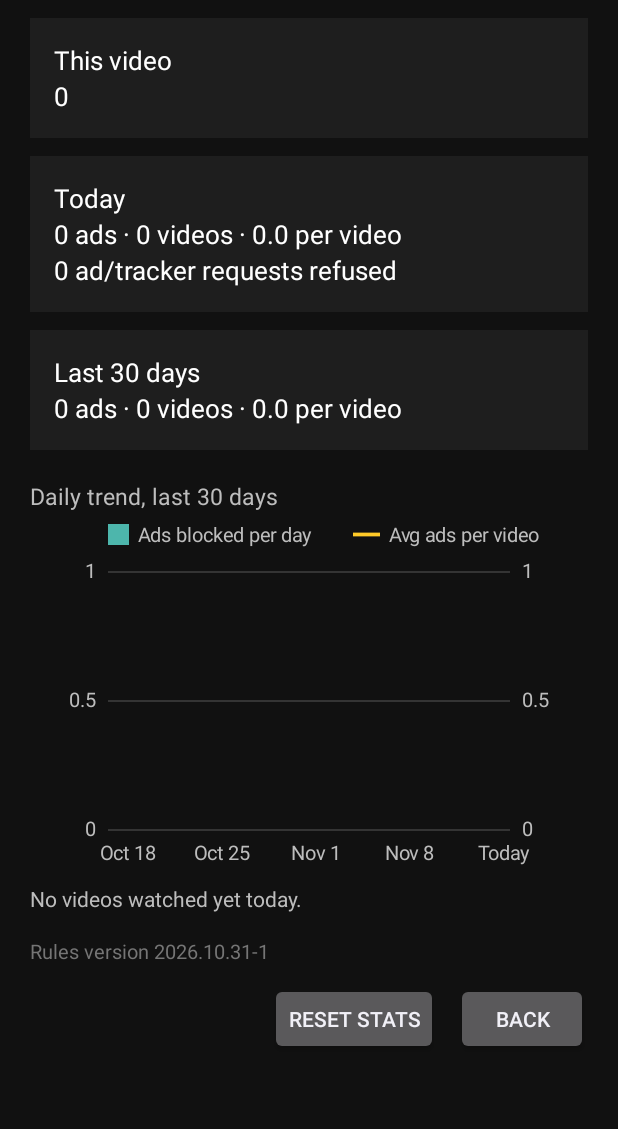
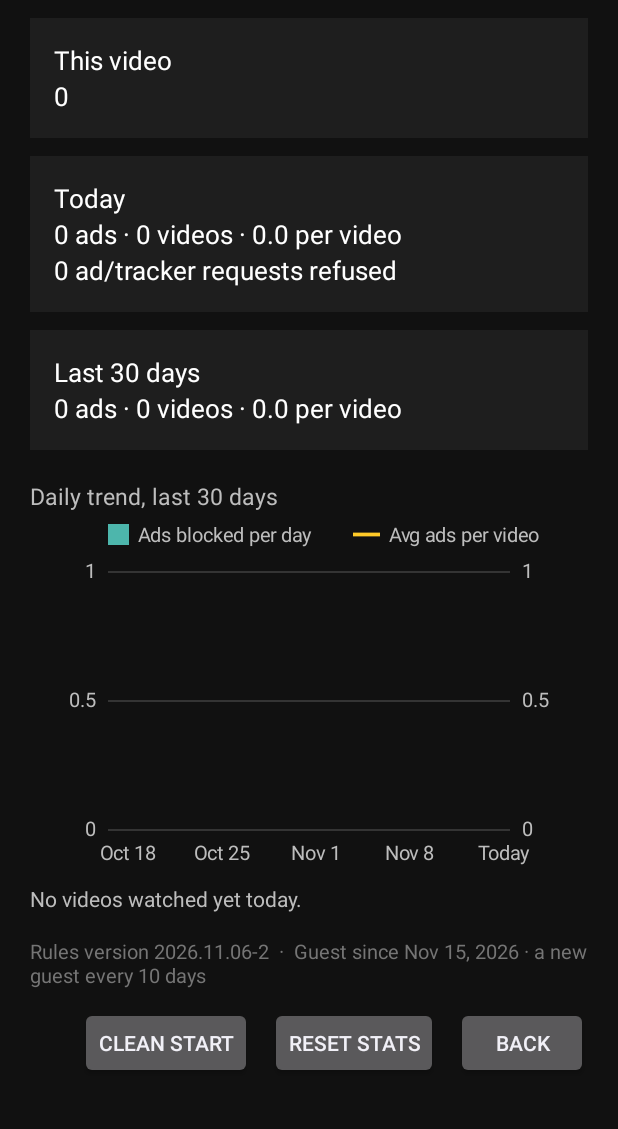
Before and after one commit to srispace1645/tubecleanSource, an Android app: the screen it shows after launch (StatsActivity), after a tap on an icon or button, on a phone screen of 412 x 824 dp, the part 74-1203 px from its top. Run offline under Robolectric (Android 15) with nearby library versions, the phone set to English and light mode, and no system bars.

Commit message:
TubeClean 1.3: keep the YouTube guest for 10 days to avoid the bot check
YouTube asks a brand-new guest to "sign in to confirm you're not a bot"
before some videos, and a new guest on every launch kept hitting that.

- GuestId: YouTube's cookies (the guest ID) are kept between launches;
  everything else is still wiped. A new guest every 10 days, or on
  Clean Start (stats screen)
- A new guest is offered a short first video (newGuestVideo) on Home
- If YouTube asks anyway (botCheckTextPatterns), the app explains and
  goes back

```diff
--- a/app/build.gradle.kts
+++ b/app/build.gradle.kts
@@ -13,8 +13,8 @@ android {
         applicationId = "com.srinath.tubeclean"
         minSdk = 22 // Fire OS 5 (Android 5.1), e.g. the 2015 Fire TV box and 2nd-gen Fire TV Stick
         targetSdk = 35
-        versionCode = 3
-        versionName = "1.2"
+        versionCode = 4
+        versionName = "1.3"
     }
 
     signingConfigs {
--- /dev/null
+++ b/app/src/main/java/com/srinath/tubeclean/GuestId.kt
@@ -0,0 +1,70 @@
+package com.srinath.tubeclean
+
+import org.json.JSONObject
+import java.io.File
+
+/**
+ * YouTube's guest ID (its cookies) is kept between launches. YouTube asks a brand-new guest to
+ * "sign in to confirm you're not a bot" before some videos, and a new guest on every launch kept
+ * hitting that. A new guest starts every [MAX_AGE_DAYS] days, or on Clean Start (stats screen).
+ */
+class GuestId(
+    private val file: File?,
+    private val clock: () -> Long = System::currentTimeMillis,
+) {
+    /** When the current guest started; 0 when there's none yet, or after Clean Start. */
+    var startedAt = 0L
+        private set
+
+    /** The current guest is new and hasn't opened a video yet, so the app suggests a first one. */
+    var suggestFirstVideo = false
+        private set
+
+    init { load() }
+
+    /** True when the guest must be dropped before YouTube loads: none yet, too old, Clean Start, or the clock went back. */
+    fun expired(): Boolean {
+        val age = clock() - startedAt
+        return startedAt <= 0 || age < 0 || age >= MAX_AGE_DAYS * DAY_MS
+    }
+
+    fun startNew() {
+        startedAt = clock()
+        suggestFirstVideo = true
+        save()
+    }
+
+    fun cleanStart() {
+        startedAt = 0
+        save()
+    }
+
+    /** A video was opened, or the suggestion was shown: don't suggest again for this guest. */
+    fun firstVideoDone() {
+        if (!suggestFirstVideo) return
+        suggestFirstVideo = false
+        save()
+    }
+
+    private fun load() {
+        val f = file ?: return
+        if (!f.exists()) return
+        try {
+            val o = JSONObject(f.readText())
+            startedAt = o.optLong("startedAt")
+            suggestFirstVideo = o.optBoolean("suggestFirstVideo")
+        } catch (e: Exception) {
+            startedAt = 0 // unreadable: start a new guest
+        }
+    }
+
+    private fun save() {
+        val f = file ?: return
+        StatsStore.writeAtomically(f, JSONObject().put("startedAt", startedAt).put("suggestFirstVideo", suggestFirstVideo).toString())
+    }
+
+    companion object {
+        const val MAX_AGE_DAYS = 10
+        private const val DAY_MS = 24L * 60 * 60 * 1000
+    }
+}
--- a/app/src/main/java/com/srinath/tubeclean/PrivacyGuard.kt
+++ b/app/src/main/java/com/srinath/tubeclean/PrivacyGuard.kt
@@ -8,8 +8,9 @@ import android.webkit.WebViewDatabase
 import java.io.File
 
 /**
- * Keeps every session a fresh guest session: search history, watch history, cookies, cache and the
- * guest visitor ID are wiped when the app starts and when it's left. Only the ad counts survive.
+ * Keeps sessions private: search history, local storage, cache and form data are wiped when the app
+ * starts and when it's left. YouTube's cookies (the guest ID) are kept until the guest is renewed
+ * (see [GuestId]). Only the ad counts and the guest ID survive.
  */
 object PrivacyGuard {
     /** WebView profile folders holding site data. Only safe to delete before this process creates its first WebView. */
@@ -18,15 +19,18 @@ object PrivacyGuard {
         "Cookies", "Cookies-journal", "Web Data", "Web Data-journal", "History", "History-journal",
     )
 
-    fun wipeProfileBeforeWebView(context: Context) {
+    fun wipeProfileBeforeWebView(context: Context, keepCookies: Boolean = false) {
         val root = File(context.applicationInfo.dataDir, "app_webview")
         for (base in listOf(root, File(root, "Default"))) {
-            for (name in PROFILE_DIRS) File(base, name).deleteRecursively()
+            for (name in PROFILE_DIRS) {
+                if (keepCookies && name.startsWith("Cookies")) continue
+                File(base, name).deleteRecursively()
+            }
         }
     }
 
-    /** Clears everything the live WebView holds, then runs [done] once cookies are gone. */
-    fun wipe(web: WebView, done: () -> Unit = {}) {
+    /** Clears everything the live WebView holds (cookies too, unless [keepCookies]), then runs [done]. */
+    fun wipe(web: WebView, keepCookies: Boolean = false, done: () -> Unit = {}) {
         web.clearCache(true)
         web.clearHistory()
         web.clearFormData()
@@ -34,6 +38,11 @@ object PrivacyGuard {
         @Suppress("DEPRECATION")
         WebViewDatabase.getInstance(web.context).clearFormData()
         val cookies = CookieManager.getInstance()
+        if (keepCookies) {
+            cookies.flush()
+            done()
+            return
+        }
         cookies.removeAllCookies {
             cookies.flush()
             done()
--- a/app/src/main/java/com/srinath/tubeclean/Rules.kt
+++ b/app/src/main/java/com/srinath/tubeclean/Rules.kt
@@ -22,12 +22,16 @@ class Rules(
     val adUrls: List<String>,
     val trackerUrls: List<String>,
     val signInUrls: List<String>,
+    /** Suggested to a new guest as its first video (see [GuestId]); blank turns the suggestion off. */
+    val newGuestVideoId: String,
+    val newGuestVideoTitle: String,
     /** The effective rules (profile applied), handed to the page scripts as `window.__TC_RULES`. */
     val rawJson: String,
 ) {
     companion object {
         const val PHONE = "phone"
         const val DESKTOP = "desktop"
+        private val VIDEO_ID = Regex("[\\w-]{11}")
 
         fun parse(json: String, profile: String? = null): Rules {
             val o = JSONObject(json)
@@ -50,6 +54,8 @@ class Rules(
                 adUrls = list("adUrls"),
                 trackerUrls = list("trackerUrls"),
                 signInUrls = list("signInUrls"),
+                newGuestVideoId = o.optJSONObject("newGuestVideo")?.optString("id").orEmpty().takeIf { VIDEO_ID.matches(it) }.orEmpty(),
+                newGuestVideoTitle = o.optJSONObject("newGuestVideo")?.optString("title").orEmpty(),
                 rawJson = o.toString(),
             )
         }
--- a/app/src/main/java/com/srinath/tubeclean/StatsActivity.kt
+++ b/app/src/main/java/com/srinath/tubeclean/StatsActivity.kt
@@ -8,6 +8,8 @@ import android.view.KeyEvent
 import android.view.View
 import android.widget.Button
 import android.widget.TextView
+import java.text.DateFormat
+import java.util.Date
 
 /** Stats screen (☰ on a TV remote, the 🛡 button on a phone): ads blocked in this video, today, and the 30-day trend, plus the health banner. */
 class StatsActivity : Activity() {
@@ -20,6 +22,7 @@ class StatsActivity : Activity() {
         setContentView(if (app.isTv) R.layout.activity_stats else R.layout.activity_stats_phone)
         findViewById<Button>(R.id.back).setOnClickListener { finish() }
         findViewById<Button>(R.id.reset).setOnClickListener { confirmReset() }
+        findViewById<Button>(R.id.clean_start).setOnClickListener { confirmCleanStart() }
         findViewById<TextView>(R.id.health_banner).setOnClickListener { RevisionDialog.details(this, app.health) }
         render()
         if (app.isTv) findViewById<Button>(R.id.back).requestFocus()
@@ -48,13 +51,27 @@ class StatsActivity : Activity() {
             if (today.perVideo.isEmpty()) getString(R.string.stats_no_videos)
             else getString(R.string.stats_per_video, today.perVideo.takeLast(40).joinToString("  ·  "))
         findViewById<TrendChartView>(R.id.chart).setDays(month)
-        findViewById<TextView>(R.id.rules_version).text = getString(R.string.stats_rules, app.rules.version)
+        val guestSince = app.guest.startedAt
+        findViewById<TextView>(R.id.rules_version).text = getString(R.string.stats_rules, app.rules.version) +
+            if (guestSince <= 0) "" else "  ·  " + getString(
+                R.string.stats_guest, DateFormat.getDateInstance(DateFormat.MEDIUM).format(Date(guestSince)), GuestId.MAX_AGE_DAYS,
+            )
 
         val issues = app.health.issues()
         findViewById<TextView>(R.id.health_banner).apply {
             visibility = if (issues.isEmpty()) View.GONE else View.VISIBLE
             text = getString(R.string.health_banner, issues.joinToString(", ") { it.code })
         }
+    }
+
+    /** The app becomes a new guest as soon as this screen closes (MainActivity.onRestart). */
+    private fun confirmCleanStart() {
+        AlertDialog.Builder(this)
+            .setTitle(R.string.clean_start_title)
+            .setMessage(R.string.clean_start_message)
+            .setPositiveButton(R.string.clean_start) { _, _ -> app.guest.cleanStart(); finish() }
+            .setNegativeButton(android.R.string.cancel, null)
+            .show()
     }
 
     private fun confirmReset() {
--- a/app/src/main/java/com/srinath/tubeclean/TubeCleanApp.kt
+++ b/app/src/main/java/com/srinath/tubeclean/TubeCleanApp.kt
@@ -21,6 +21,7 @@ class TubeCleanApp : Application() {
     }
     val stats: StatsStore by lazy { StatsStore(File(filesDir, "stats.json")) }
     val health: HealthMonitor by lazy { HealthMonitor(File(filesDir, "health.json"), rules.version) }
+    val guest: GuestId by lazy { GuestId(File(filesDir, "guest.json")) }
 
     /** Set once this process has created a WebView; after that its profile folders must not be deleted from under it. */
     var webViewStarted = false
--- a/app/src/main/res/layout/activity_stats_phone.xml
+++ b/app/src/main/res/layout/activity_stats_phone.xml
@@ -78,6 +78,13 @@
             android:orientation="horizontal">
 
             <Button
+                android:id="@+id/clean_start"
+                android:layout_width="wrap_content"
+                android:layout_height="wrap_content"
+                android:layout_marginEnd="12dp"
+                android:text="@string/clean_start" />
+
+            <Button
                 android:id="@+id/reset"
                 android:layout_width="wrap_content"
                 android:layout_height="wrap_content"
--- a/app/src/main/res/values/strings.xml
+++ b/app/src/main/res/values/strings.xml
@@ -10,6 +10,12 @@
     <string name="no_widevine">This device has no Widevine DRM, so many popular and music videos won\'t play here (they stay on a black loading screen). Ads are still blocked.</string>
     <string name="drm_blocked">This video is DRM-protected and can\'t play on this device. Going back.</string>
     <string name="guest_only">Guest mode: sign-in is turned off in TubeClean.</string>
+    <string name="bot_check_title">Watch another video first</string>
+    <string name="bot_check_message">YouTube asks a new guest to sign in before some videos, like this one. TubeClean starts a new guest every 10 days, or after Clean Start.\n\nPlay any other video for a few seconds, then come back to this one.</string>
+    <string name="new_guest_title">New guest started</string>
+    <string name="new_guest_message">TubeClean is now a new guest, so YouTube knows nothing about this device.\n\nYouTube may ask a new guest to sign in before some videos until it has watched an ordinary one. If you like, start with this short one:\n\n%1$s</string>
+    <string name="watch_it">Watch it</string>
+    <string name="not_now">Not now</string>
     <string name="offline_title">Can\'t reach YouTube</string>
     <string name="offline_message">Check this device\'s internet connection, then try again.</string>
     <string name="retry">Retry</string>
@@ -36,5 +42,9 @@
     <string name="reset_title">Reset stats?</string>
     <string name="reset_message">This clears all ad-block counts for the last 30 days.</string>
     <string name="back">Back</string>
+    <string name="clean_start">Clean Start</string>
+    <string name="clean_start_title">Start as a new guest?</string>
+    <string name="clean_start_message">YouTube forgets this device\'s guest ID and what was watched with it. Your ad counts stay.</string>
+    <string name="stats_guest">Guest since %1$s · a new guest every %2$d days</string>
     <string name="stats_button">Ad-block stats</string>
 </resources>
```
Also changed, not shown: app/src/main/assets/rules.json (+7 -1 lines), app/src/main/java/com/srinath/tubeclean/MainActivity.kt (+64 -5 lines), app/src/main/res/layout/activity_stats.xml (+7 -0 lines), 3 other files.
